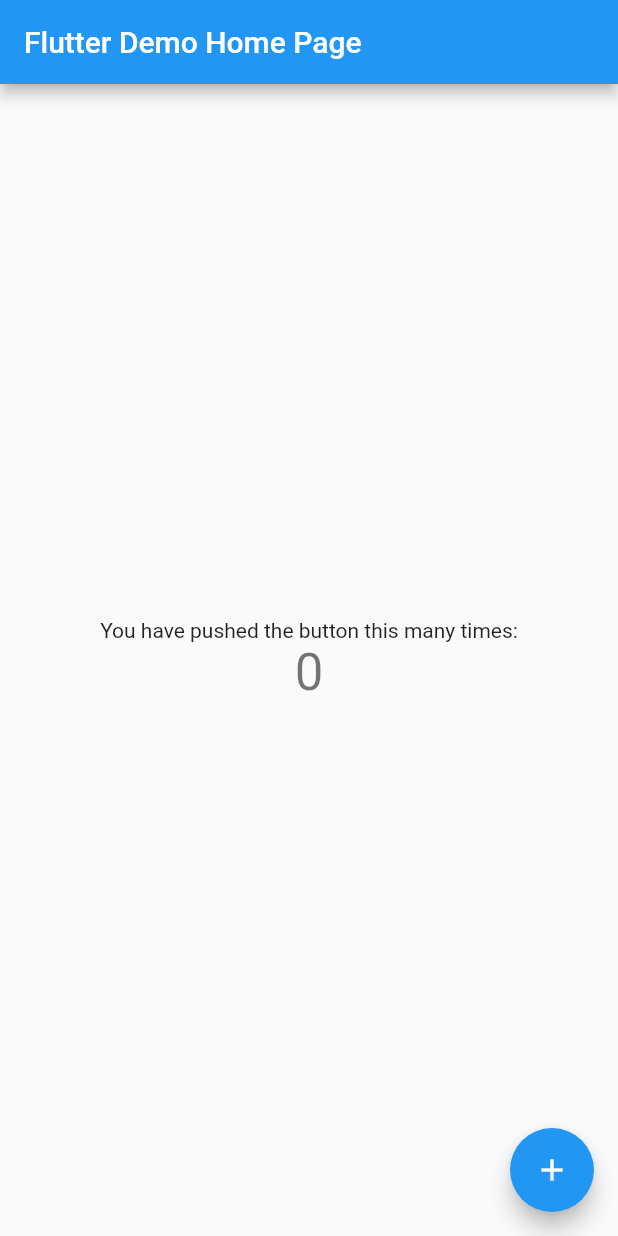
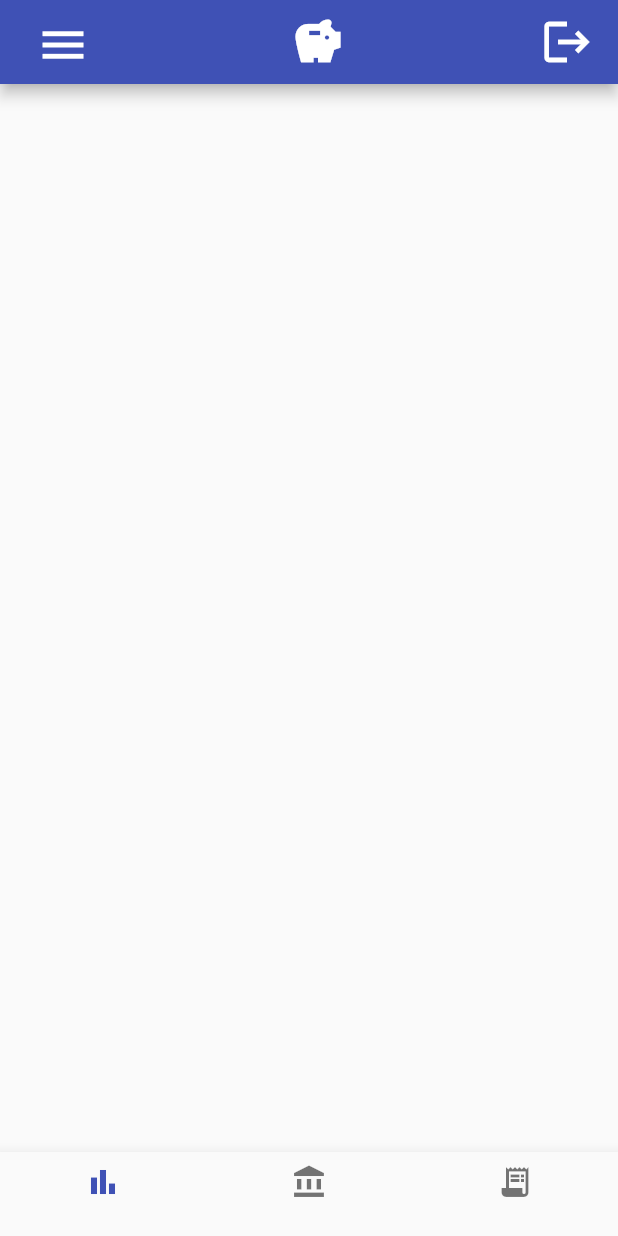
Before and after one commit to muammertkn/bankapp-mobile, a Flutter app: the screen it shows after launch, on a phone screen of 412 x 824 dp. Run offline on Flutter 3.47's test engine with Material 2 defaults, Android fonts, the phone set to English and light mode, and no system bars.

Commit message:
setup main page layout

```diff
--- a/analysis_options.yaml
+++ b/analysis_options.yaml
@@ -23,7 +23,10 @@ linter:
   # producing the lint.
   rules:
     # avoid_print: false  # Uncomment to disable the `avoid_print` rule
-    # prefer_single_quotes: true  # Uncomment to enable the `prefer_single_quotes` rule
+    prefer_single_quotes: true
+    prefer_const_constructors: false
+    prefer_const_literals_to_create_immutables: false
+
 
 # Additional information about this file can be found at
 # https://dart.dev/guides/language/analysis-options
--- /dev/null
+++ b/lib/home_page/home_page.dart
@@ -0,0 +1,37 @@
+import 'package:flutter/material.dart';
+import 'package:mobile_app/home_page/navigation_bar.dart';
+
+class HomePage extends StatelessWidget {
+  const HomePage({Key? key}) : super(key: key);
+
+  @override
+  Widget build(BuildContext context) {
+    return SafeArea(
+        child: Scaffold(
+      bottomNavigationBar: MainNavigationBar(),
+      appBar: AppBar(
+        title: Row(
+          mainAxisAlignment: MainAxisAlignment.spaceBetween,
+          crossAxisAlignment: CrossAxisAlignment.center,
+          children: [
+            IconButton(
+              icon: Icon(
+                Icons.menu,
+                size: 36,
+              ),
+              onPressed: () => print("hello world!"),
+            ),
+            Icon(
+              Icons.savings,
+              size: 36,
+            ),
+            Icon(
+              Icons.logout,
+              size: 36,
+            ),
+          ],
+        ),
+      ),
+    ));
+  }
+}
--- /dev/null
+++ b/lib/home_page/navigation_bar.dart
@@ -0,0 +1,27 @@
+import 'package:flutter/material.dart';
+
+class MainNavigationBar extends StatelessWidget {
+  const MainNavigationBar({
+    Key? key,
+  }) : super(key: key);
+
+  @override
+  Widget build(BuildContext context) {
+    return BottomNavigationBar(
+      items: [
+        BottomNavigationBarItem(
+          label: '',
+          icon: Icon(Icons.bar_chart),
+        ),
+        BottomNavigationBarItem(
+          label: '',
+          icon: Icon(Icons.account_balance),
+        ),
+        BottomNavigationBarItem(
+          label: '',
+          icon: Icon(Icons.receipt_long),
+        ),
+      ],
+    );
+  }
+}
--- a/lib/main.dart
+++ b/lib/main.dart
@@ -1,115 +1,20 @@
 import 'package:flutter/material.dart';
+import 'package:mobile_app/home_page/home_page.dart';
 
 void main() {
-  runApp(const MyApp());
+  runApp(
+    MaterialApp(
+      debugShowCheckedModeBanner: false,
+      home: HomePage(),
+      theme: ThemeProvider.theme,
+    ),
+  );
 }
 
-class MyApp extends StatelessWidget {
-  const MyApp({Key? key}) : super(key: key);
+class ThemeProvider {
+  const ThemeProvider();
 
-  // This widget is the root of your application.
-  @override
-  Widget build(BuildContext context) {
-    return MaterialApp(
-      title: 'Flutter Demo',
-      theme: ThemeData(
-        // This is the theme of your application.
-        //
-        // Try running your application with "flutter run". You'll see the
-        // application has a blue toolbar. Then, without quitting the app, try
-        // changing the primarySwatch below to Colors.green and then invoke
-        // "hot reload" (press "r" in the console where you ran "flutter run",
-        // or simply save your changes to "hot reload" in a Flutter IDE).
-        // Notice that the counter didn't reset back to zero; the application
-        // is not restarted.
-        primarySwatch: Colors.blue,
-      ),
-      home: const MyHomePage(title: 'Flutter Demo Home Page'),
-    );
-  }
+  static ThemeData theme = ThemeData(
+    primarySwatch: Colors.indigo,
+  );
 }
-
-class MyHomePage extends StatefulWidget {
-  const MyHomePage({Key? key, required this.title}) : super(key: key);
-
-  // This widget is the home page of your application. It is stateful, meaning
-  // that it has a State object (defined below) that contains fields that affect
-  // how it looks.
-
-  // This class is the configuration for the state. It holds the values (in this
-  // case the title) provided by the parent (in this case the App widget) and
-  // used by the build method of the State. Fields in a Widget subclass are
-  // always marked "final".
-
-  final String title;
-
-  @override
-  State<MyHomePage> createState() => _MyHomePageState();
-}
-
-class _MyHomePageState extends State<MyHomePage> {
-  int _counter = 0;
-
-  void _incrementCounter() {
-    setState(() {
-      // This call to setState tells the Flutter framework that something has
-      // changed in this State, which causes it to rerun the build method below
-      // so that the display can reflect the updated values. If we changed
-      // _counter without calling setState(), then the build method would not be
-      // called again, and so nothing would appear to happen.
-      _counter++;
-    });
-  }
-
-  @override
-  Widget build(BuildContext context) {
-    // This method is rerun every time setState is called, for instance as done
-    // by the _incrementCounter method above.
-    //
-    // The Flutter framework has been optimized to make rerunning build methods
-    // fast, so that you can just rebuild anything that needs updating rather
-    // than having to individually change instances of widgets.
-    return Scaffold(
-      appBar: AppBar(
-        // Here we take the value from the MyHomePage object that was created by
-        // the App.build method, and use it to set our appbar title.
-        title: Text(widget.title),
-      ),
-      body: Center(
-        // Center is a layout widget. It takes a single child and positions it
-        // in the middle of the parent.
-        child: Column(
-          // Column is also a layout widget. It takes a list of children and
-          // arranges them vertically. By default, it sizes itself to fit its
-          // children horizontally, and tries to be as tall as its parent.
-          //
-          // Invoke "debug painting" (press "p" in the console, choose the
-          // "Toggle Debug Paint" action from the Flutter Inspector in Android
-          // Studio, or the "Toggle Debug Paint" command in Visual Studio Code)
-          // to see the wireframe for each widget.
-          //
-          // Column has various properties to control how it sizes itself and
-          // how it positions its children. Here we use mainAxisAlignment to
-          // center the children vertically; the main axis here is the vertical
-          // axis because Columns are vertical (the cross axis would be
-          // horizontal).
-          mainAxisAlignment: MainAxisAlignment.center,
-          children: <Widget>[
-            const Text(
-              'You have pushed the button this many times:',
-            ),
-            Text(
-              '$_counter',
-              style: Theme.of(context).textTheme.headline4,
-            ),
-          ],
-        ),
-      ),
-      floatingActionButton: FloatingActionButton(
-        onPressed: _incrementCounter,
-        tooltip: 'Increment',
-        child: const Icon(Icons.add),
-      ), // This trailing comma makes auto-formatting nicer for build methods.
-    );
-  }
-}
```
